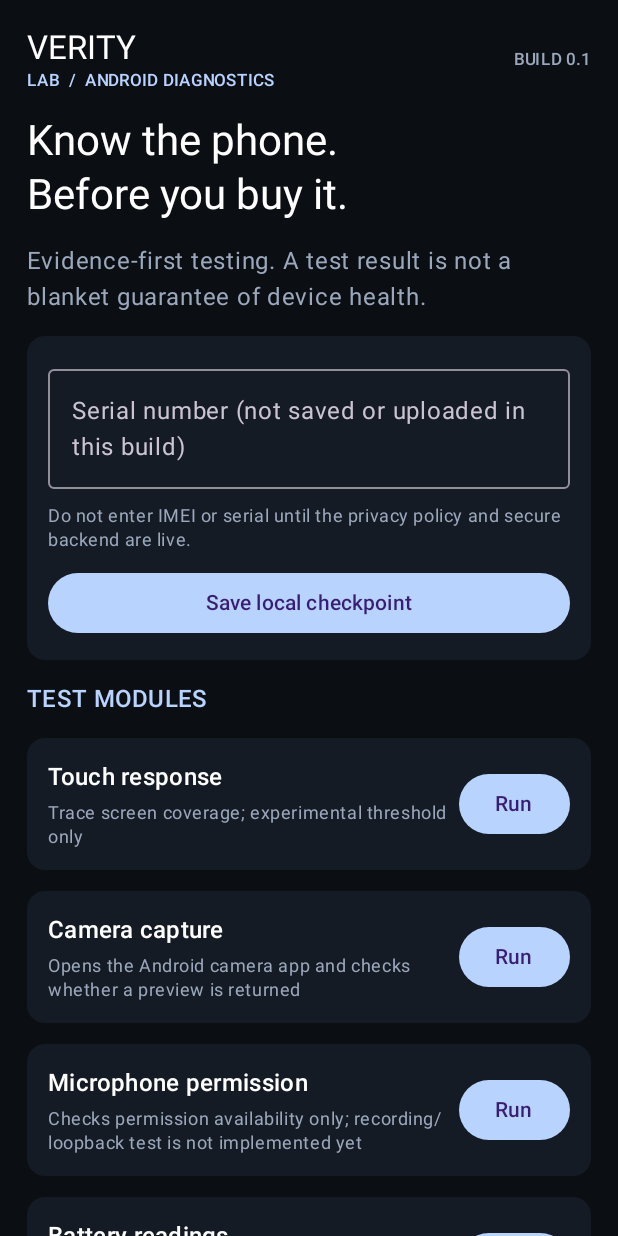
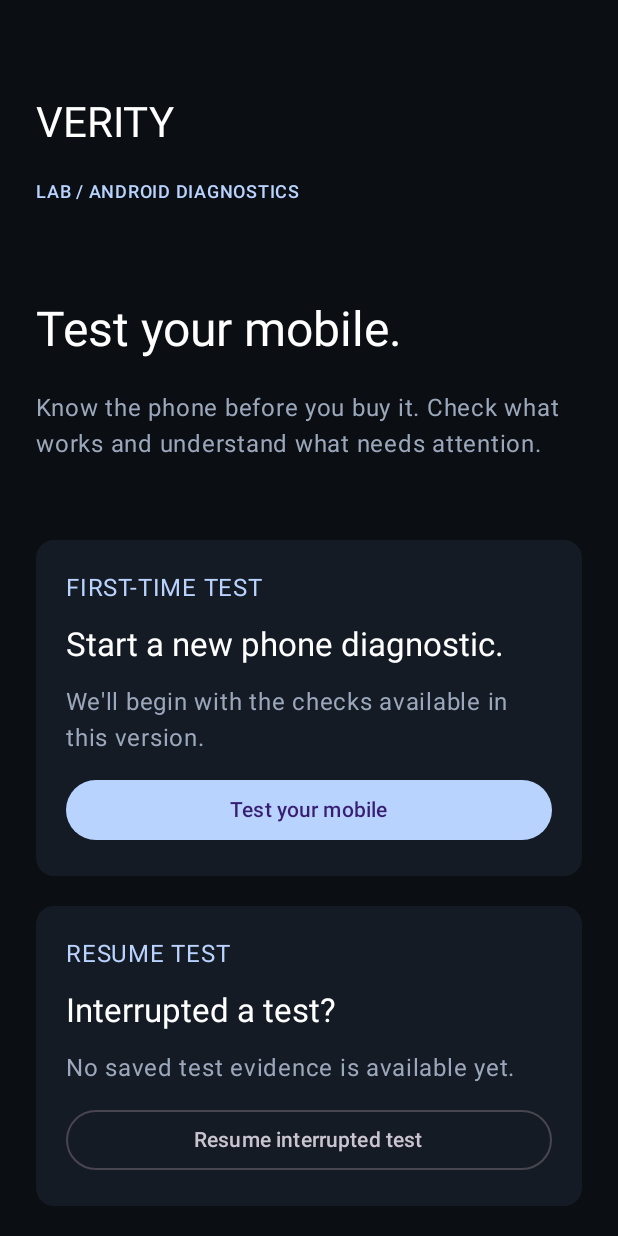
Before and after one commit to nikitadhanwar7-pixel/verity-lab, an Android app built with Jetpack Compose: the screen it shows after launch (MainActivity), on a phone screen of 412 x 824 dp. Run offline under Robolectric (Android 15) with nearby library versions, the light colour scheme and no system bars.

Commit message:
Update MainActivity.kt

```diff
--- a/android/app/src/main/java/com/veritylab/app/MainActivity.kt
+++ b/android/app/src/main/java/com/veritylab/app/MainActivity.kt
@@ -65,6 +65,7 @@ class MainActivity : ComponentActivity() {
         val deviceLabel = remember { "${Build.MANUFACTURER} ${Build.MODEL}".trim() }
         var serial by remember { mutableStateOf("") }
         var status by remember { mutableStateOf("Local test session. No report is issued by this build.") }
+        var homeScreen by remember { mutableStateOf(true) }
         var touchMode by remember { mutableStateOf(false) }
         var touchFirst by remember { mutableStateOf<Attempt?>(null) }
         val points = remember { mutableStateListOf<Offset>() }
@@ -77,7 +78,119 @@ class MainActivity : ComponentActivity() {
         }
         MaterialTheme(colorScheme = darkColorScheme(primary = Blue, background = Ink, surface = Panel)) {
             Surface(color = Ink, modifier = Modifier.fillMaxSize()) {
-                if (touchMode) {
+               if (homeScreen) {
+                    Column(
+                        Modifier
+                            .fillMaxSize()
+                            .verticalScroll(rememberScrollState())
+                            .padding(24.dp),
+                        verticalArrangement = Arrangement.spacedBy(20.dp)
+                    ) {
+                        Spacer(Modifier.height(20.dp))
+
+                        Text(
+                            "VERITY",
+                            color = Color.White,
+                            style = MaterialTheme.typography.headlineMedium
+                        )
+                        Text(
+                            "LAB / ANDROID DIAGNOSTICS",
+                            color = Blue,
+                            style = MaterialTheme.typography.labelMedium
+                        )
+
+                        Spacer(Modifier.height(24.dp))
+
+                        Text(
+                            "Test your mobile.",
+                            color = Color.White,
+                            style = MaterialTheme.typography.headlineLarge
+                        )
+                        Text(
+                            "Know the phone before you buy it. Check what works and understand what needs attention.",
+                            color = Muted,
+                            style = MaterialTheme.typography.bodyLarge
+                        )
+
+                        Spacer(Modifier.height(12.dp))
+
+                        Card(
+                            colors = CardDefaults.cardColors(containerColor = Panel),
+                            modifier = Modifier.fillMaxWidth()
+                        ) {
+                            Column(
+                                Modifier.padding(20.dp),
+                                verticalArrangement = Arrangement.spacedBy(12.dp)
+                            ) {
+                                Text("FIRST-TIME TEST", color = Blue)
+                                Text(
+                                    "Start a new phone diagnostic.",
+                                    color = Color.White,
+                                    style = MaterialTheme.typography.titleLarge
+                                )
+                                Text(
+                                    "We'll begin with the checks available in this version.",
+                                    color = Muted
+                                )
+                                Button(
+                                    onClick = {
+                                        homeScreen = false
+                                        status = "New local test session started. Run the available checks below."
+                                    },
+                                    modifier = Modifier.fillMaxWidth()
+                                ) {
+                                    Text("Test your mobile")
+                                }
+                            }
+                        }
+
+                        Card(
+                            colors = CardDefaults.cardColors(containerColor = Panel),
+                            modifier = Modifier.fillMaxWidth()
+                        ) {
+                            Column(
+                                Modifier.padding(20.dp),
+                                verticalArrangement = Arrangement.spacedBy(12.dp)
+                            ) {
+                                Text("RESUME TEST", color = Blue)
+                                Text(
+                                    "Interrupted a test?",
+                                    color = Color.White,
+                                    style = MaterialTheme.typography.titleLarge
+                                )
+                                Text(
+                                    if (records.isEmpty()) {
+                                        "No saved test evidence is available yet."
+                                    } else {
+                                        "Your saved evidence contains ${records.size} test module(s)."
+                                    },
+                                    color = Muted
+                                )
+                                OutlinedButton(
+                                    onClick = {
+                                        homeScreen = false
+                                        status = if (records.isEmpty()) {
+                                            "No saved evidence found. You can start testing below."
+                                        } else {
+                                            "Saved evidence loaded. Full interrupted-test resume is not implemented yet."
+                                        }
+                                    },
+                                    modifier = Modifier.fillMaxWidth()
+                                ) {
+                                    Text("Resume interrupted test")
+                                }
+                            }
+                        }
+
+                        Spacer(Modifier.weight(1f))
+
+                        Text(
+                            "Evidence-based checks. No blanket guarantee of phone health.",
+                            color = Muted,
+                            style = MaterialTheme.typography.bodySmall
+                        )
+                    }
+                } else if (touchMode) {
                     Column(Modifier.fillMaxSize().padding(18.dp), verticalArrangement = Arrangement.spacedBy(12.dp)) {
                         Text("TOUCH RESPONSE", style = MaterialTheme.typography.headlineSmall, color = Blue)
                         Text("Trace the entire panel, edges and corners. Dots show where Android delivered touch events.", color = Muted)
```
